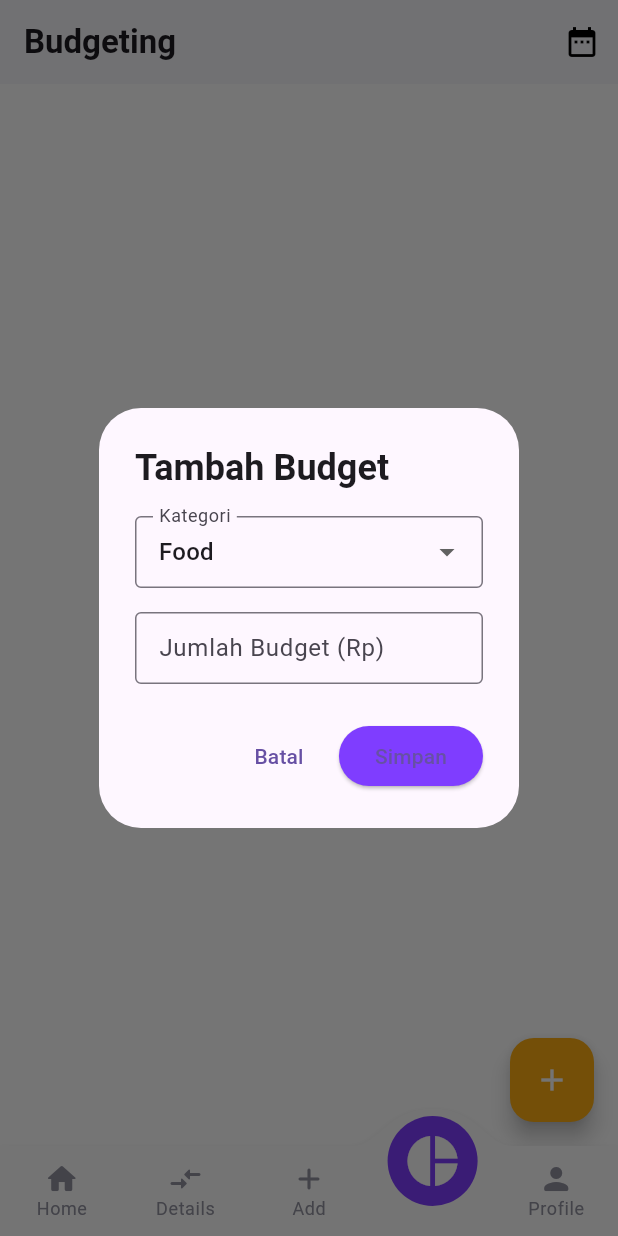
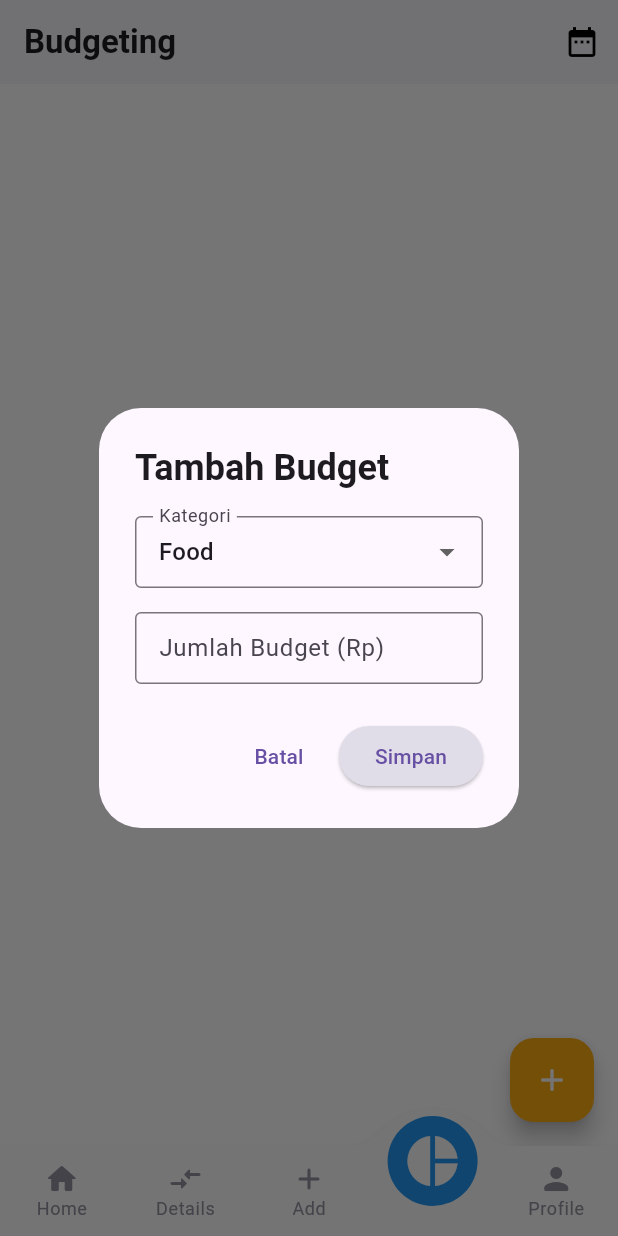
Before and after one commit to wirasyf/Budget-App, a Flutter app: the MainNavigation screen opened directly, item 4 of the bottom bar chosen, after a tap on the "add" icon, on a phone screen of 412 x 824 dp. Run offline on Flutter 3.47's test engine with Material 3 defaults, Android fonts, the phone set to English and light mode, and no system bars; drawn by our look-alikes of convex_bottom_bar; our stand-ins replace cloud_firestore, firebase_auth, firebase_core, firebase_storage, image_picker, shared_preferences; accounts and stored records are empty.

Commit message:
fix tema gelap

```diff
--- a/lib/const/color.dart
+++ b/lib/const/color.dart
@@ -4,7 +4,7 @@ final Color appGreen = const Color(0xFF00A86B);
 final Color appGreenSoft = const Color(0xFFBFF0BF);
 final Color appRed = const Color(0xFFFD3C4A);
 final Color appRedSoft = const Color(0xFFFFD6D7);
-final Color appPrimary = const Color(0xFF7F3DFF);
+final Color appPrimary = const Color.fromARGB(255, 225, 221, 232);
 final Color appPrimaryDark = const Color(0xFFFCFCFC);
 final Color appViolet = const Color(0xFFB097E3);
 final Color appVioletSoft = const Color(0xFFEEE5FF);
--- a/lib/layout/navigation.dart
+++ b/lib/layout/navigation.dart
@@ -11,6 +11,7 @@ class MainNavigation extends StatefulWidget {
   const MainNavigation({super.key});
 
   @override
+  // ignore: library_private_types_in_public_api
   _MainNavigationState createState() => _MainNavigationState();
 }
 
@@ -34,9 +35,9 @@ class _MainNavigationState extends State<MainNavigation> {
       bottomNavigationBar: ConvexAppBar(
         style: TabStyle.reactCircle,
         height: 60,
-        backgroundColor: isDark ? Color(0xFF30363D) : appWhite,
+        backgroundColor: isDark ?  Color(0xFF30363D) : appWhite,
         color: isDark ? Colors.grey[400]! : appGrey,
-        activeColor: isDark ? appBlue : appPrimary,
+        activeColor: isDark ? appYellow : Colors.blue,
         items: const [
           TabItem(icon: Icons.home_rounded, title: 'Home'),
           TabItem(icon: Icons.compare_arrows_rounded, title: 'Details'),
--- a/lib/screens/add.dart
+++ b/lib/screens/add.dart
@@ -100,6 +100,7 @@ class _TransactionFormPageState extends State<TransactionFormPage> {
       });
 
       showDialog(
+        // ignore: use_build_context_synchronously
         context: context,
         builder: (context) => AlertDialog(
           title: const Text('Success'),
@@ -113,6 +114,7 @@ class _TransactionFormPageState extends State<TransactionFormPage> {
         ),
       );
     } catch (e) {
+      // ignore: use_build_context_synchronously
       ScaffoldMessenger.of(context).showSnackBar(
         SnackBar(content: Text('Error: $e'), backgroundColor: Colors.red),
       );
@@ -150,7 +152,7 @@ class _TransactionFormPageState extends State<TransactionFormPage> {
       labelStyle: TextStyle(color: Theme.of(context).colorScheme.onSurface),
       filled: true,
       fillColor: Theme.of(context).colorScheme.surface,
-      prefixIcon: Icon(icon, color: appPrimary),
+      prefixIcon: Icon(icon, color: Colors.blue),
       border: OutlineInputBorder(
         borderRadius: BorderRadius.circular(25),
         borderSide: BorderSide(color: appPrimary.withOpacity(0.5)),
@@ -340,7 +342,7 @@ class _TransactionFormPageState extends State<TransactionFormPage> {
                     icon: const Icon(Icons.save),
                     label: const Text('Save Transaction'),
                     style: ElevatedButton.styleFrom(
-                      backgroundColor: appPrimary,
+                      backgroundColor: Colors.blue,
                       foregroundColor: Colors.white,
                       padding: const EdgeInsets.symmetric(vertical: 16),
                       shape: RoundedRectangleBorder(
--- a/lib/screens/budget.dart
+++ b/lib/screens/budget.dart
@@ -210,7 +210,7 @@ class _BudgetingPageState extends State<BudgetingPage> {
   }
 
   Future<void> _showAddBudgetDialog(BuildContext context) async {
-    final _amountController = TextEditingController();
+    final amountController = TextEditingController();
     String selectedCategory = 'Food';
 
     await showDialog(
@@ -222,7 +222,7 @@ class _BudgetingPageState extends State<BudgetingPage> {
             'Tambah Budget',
             style: TextStyle(fontWeight: FontWeight.bold),
           ),
-          content: _buildBudgetForm(_amountController, (val) {
+          content: _buildBudgetForm(amountController, (val) {
             selectedCategory = val!;
           }, selectedCategory),
           actions: [
@@ -232,7 +232,7 @@ class _BudgetingPageState extends State<BudgetingPage> {
             ),
             ElevatedButton(
               onPressed: () async {
-                final amount = double.tryParse(_amountController.text);
+                final amount = double.tryParse(amountController.text);
                 if (amount == null) return;
 
                 final month = DateFormat('yyyy-MM').format(selectedMonth);
@@ -244,7 +244,9 @@ class _BudgetingPageState extends State<BudgetingPage> {
                     .get();
 
                 if (existing.docs.isNotEmpty) {
+                  // ignore: use_build_context_synchronously
                   Navigator.pop(context);
+                  // ignore: use_build_context_synchronously
                   ScaffoldMessenger.of(context).showSnackBar(
                     const SnackBar(
                       content: Text('Kategori sudah ada di bulan ini!'),
@@ -260,6 +262,7 @@ class _BudgetingPageState extends State<BudgetingPage> {
                   'used': 0.0,
                   'month': month,
                 });
+                // ignore: use_build_context_synchronously
                 Navigator.pop(context);
               },
               style: ElevatedButton.styleFrom(backgroundColor: appPrimary),
@@ -276,7 +279,7 @@ class _BudgetingPageState extends State<BudgetingPage> {
     DocumentSnapshot doc,
   ) async {
     final data = doc.data() as Map<String, dynamic>;
-    final _amountController = TextEditingController(
+    final amountController = TextEditingController(
       text: data['amount'].toString(),
     );
     String selectedCategory = data['category'];
@@ -290,7 +293,7 @@ class _BudgetingPageState extends State<BudgetingPage> {
             'Edit Budget',
             style: TextStyle(fontWeight: FontWeight.bold),
           ),
-          content: _buildBudgetForm(_amountController, (val) {
+          content: _buildBudgetForm(amountController, (val) {
             selectedCategory = val!;
           }, selectedCategory),
           actions: [
@@ -300,7 +303,7 @@ class _BudgetingPageState extends State<BudgetingPage> {
             ),
             ElevatedButton(
               onPressed: () {
-                final newAmount = double.tryParse(_amountController.text);
+                final newAmount = double.tryParse(amountController.text);
                 if (newAmount == null) return;
                 doc.reference.update({
                   'category': selectedCategory,
--- a/lib/screens/detail_transaction.dart
+++ b/lib/screens/detail_transaction.dart
@@ -353,6 +353,7 @@ class _DetailTransactionState extends State<DetailTransaction> {
                               .collection('transactions')
                               .doc(id)
                               .delete();
+                          // ignore: use_build_context_synchronously
                           Navigator.pop(context);
                         },
                         icon: Icon(Icons.delete, color: appWhite),
@@ -376,6 +377,7 @@ class _DetailTransactionState extends State<DetailTransaction> {
                                 'type': selectedEditType,
                                 'category': selectedEditCategory,
                               });
+                          // ignore: use_build_context_synchronously
                           Navigator.pop(context);
                         },
                         icon: Icon(Icons.save, color: appWhite),
--- a/lib/screens/home.dart
+++ b/lib/screens/home.dart
@@ -107,32 +107,24 @@ class _HomePageState extends State<HomePage> {
   }
 
   // Helper methods untuk warna tema gelap
-  Color get backgroundColor {
+ Color get backgroundColor {
     final isDark = Theme.of(context).brightness == Brightness.dark;
-    return isDark
-        ? const Color(0xFF0D1117)
-        : appPrimary; // GitHub dark background
+    return isDark ? const Color(0xFF0D1117) : Colors.white;
   }
 
   Color get cardBackgroundColor {
     final isDark = Theme.of(context).brightness == Brightness.dark;
-    return isDark
-        ? const Color(0xFF161B22)
-        : appPrimaryDark; // Darker card background
+    return isDark ? const Color(0xFF161B22) : appPrimary;
   }
 
   Color get primaryTextColor {
     final isDark = Theme.of(context).brightness == Brightness.dark;
-    return isDark
-        ? const Color(0xFFE6EDF3)
-        : appBlack; // Light text for dark theme
+    return isDark ? const Color(0xFFE6EDF3) : appBlack;
   }
 
   Color get secondaryTextColor {
     final isDark = Theme.of(context).brightness == Brightness.dark;
-    return isDark
-        ? const Color(0xFF8B949E)
-        : appBlackSoft; // Muted text for dark theme
+    return isDark ? const Color(0xFF8B949E) : appBlackSoft;
   }
 
   Color get appBarBackgroundColor {
@@ -142,7 +134,7 @@ class _HomePageState extends State<HomePage> {
 
   Color get appBarTextColor {
     final isDark = Theme.of(context).brightness == Brightness.dark;
-    return isDark ? const Color(0xFFE6EDF3) : appPrimaryDark;
+    return isDark ? const Color(0xFFE6EDF3) : appBlack;
   }
 
   @override
@@ -526,7 +518,7 @@ class _HomePageState extends State<HomePage> {
       curve: Curves.easeInOut,
       decoration: BoxDecoration(
         color: isSelected
-            ? (isDark ? const Color(0xFF58A6FF) : appYellow)
+            ? (isDark ?  appYellow : const Color(0xFF58A6FF))
             : (isDark ? const Color(0xFF21262D) : Colors.grey.shade200),
         borderRadius: BorderRadius.circular(12),
         border: isDark && !isSelected
--- a/lib/screens/profile.dart
+++ b/lib/screens/profile.dart
@@ -72,6 +72,7 @@ class _SettingsState extends State<Settings> {
       }
     } catch (e) {
       ScaffoldMessenger.of(
+        // ignore: use_build_context_synchronously
         context,
       ).showSnackBar(SnackBar(content: Text('Gagal upload foto: $e')));
     }
@@ -98,7 +99,7 @@ class _SettingsState extends State<Settings> {
                     child: CircleAvatar(
                       key: ValueKey(photoUrl),
                       radius: 40,
-                      backgroundColor: appPrimary,
+                      backgroundColor: isDark ? appYellow : Colors.blue,
                       backgroundImage: photoUrl != null
                           ? NetworkImage(photoUrl!)
                           : null,
@@ -132,7 +133,8 @@ class _SettingsState extends State<Settings> {
                     ),
                   ),
                   IconButton(
-                    icon: Icon(Icons.edit, size: 32, color: appPrimary),
+                    icon: Icon(Icons.edit, size: 32, color: isDark ? appYellow : Colors.blue,
+                    ),
                     onPressed: () {
                       final controller = TextEditingController(text: username);
                       showDialog(
@@ -153,6 +155,7 @@ class _SettingsState extends State<Settings> {
                             TextButton(
                               onPressed: () async {
                                 await updateUsername(controller.text.trim());
+                                // ignore: use_build_context_synchronously
                                 Navigator.pop(context);
                               },
                               child: const Text("Save"),
@@ -179,7 +182,7 @@ class _SettingsState extends State<Settings> {
                   _buildSettingItem(
                     icon: Icons.color_lens,
                     label: "Theme",
-                    color: appVioletSoft,
+                    color: isDark ? appYellow : Colors.blue,
                     onTap: () {
                       // toggleTheme logic
                     },
@@ -188,7 +191,7 @@ class _SettingsState extends State<Settings> {
                   _buildSettingItem(
                     icon: Icons.info,
                     label: "Info Aplikasi",
-                    color: appVioletSoft,
+                    color: isDark ? appYellow : Colors.blue,
                     onTap: () {
                       showAboutDialog(
                         context: context,
@@ -203,9 +206,10 @@ class _SettingsState extends State<Settings> {
                   _buildSettingItem(
                     icon: Icons.logout,
                     label: "Log Out",
-                    color: appBlue,
+                    color: isDark ? appYellow : Colors.blue,
                     onTap: () async {
                       await FirebaseAuth.instance.signOut();
+                      // ignore: use_build_context_synchronously
                       Navigator.of(context).pushAndRemoveUntil(
                         MaterialPageRoute(builder: (_) => const LoginPage()),
                         (route) => false,
```
